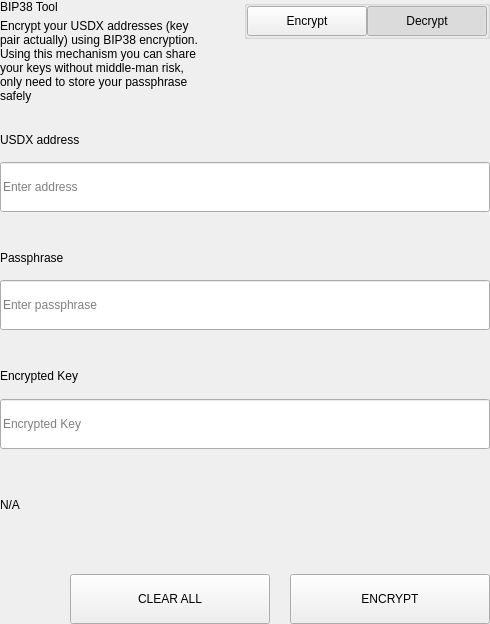
Before: the Qt Designer form src/qt/pivx/settings/forms/settingsbittoolwidget.ui in TheCodexBlockchain/advantage, drawn with Qt 5.
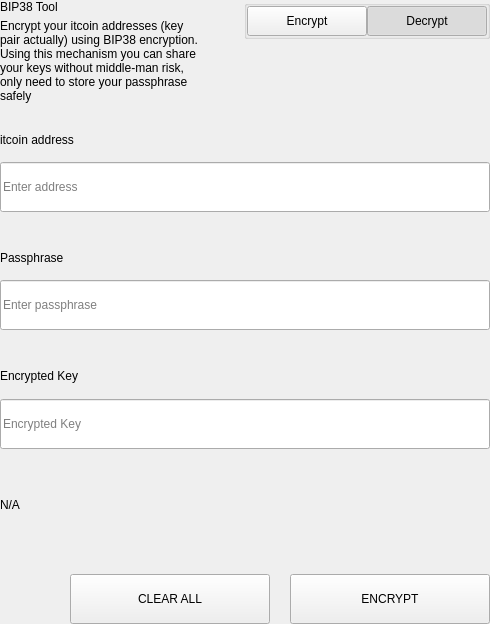
After: the same form once the commit is applied.

Commit message: rebrand itcoin

Diff of the .ui file:
```diff
--- a/src/qt/pivx/settings/forms/settingsbittoolwidget.ui
+++ b/src/qt/pivx/settings/forms/settingsbittoolwidget.ui
@@ -69,7 +69,7 @@
             <item>
              <widget class="QLabel" name="labelSubtitle1">
               <property name="text">
-               <string>Encrypt your USDX addresses (key pair actually) using BIP38 encryption.
+               <string>Encrypt your itcoin addresses (key pair actually) using BIP38 encryption.
 Using this mechanism you can share your keys without middle-man risk, only need to store your passphrase safely</string>
               </property>
               <property name="wordWrap">
@@ -657,7 +657,7 @@
                   </size>
                  </property>
                  <property name="text">
-                  <string>USDX address</string>
+                  <string>itcoin address</string>
                  </property>
                 </widget>
                </item>
```
The commit also changes 254 other files.
